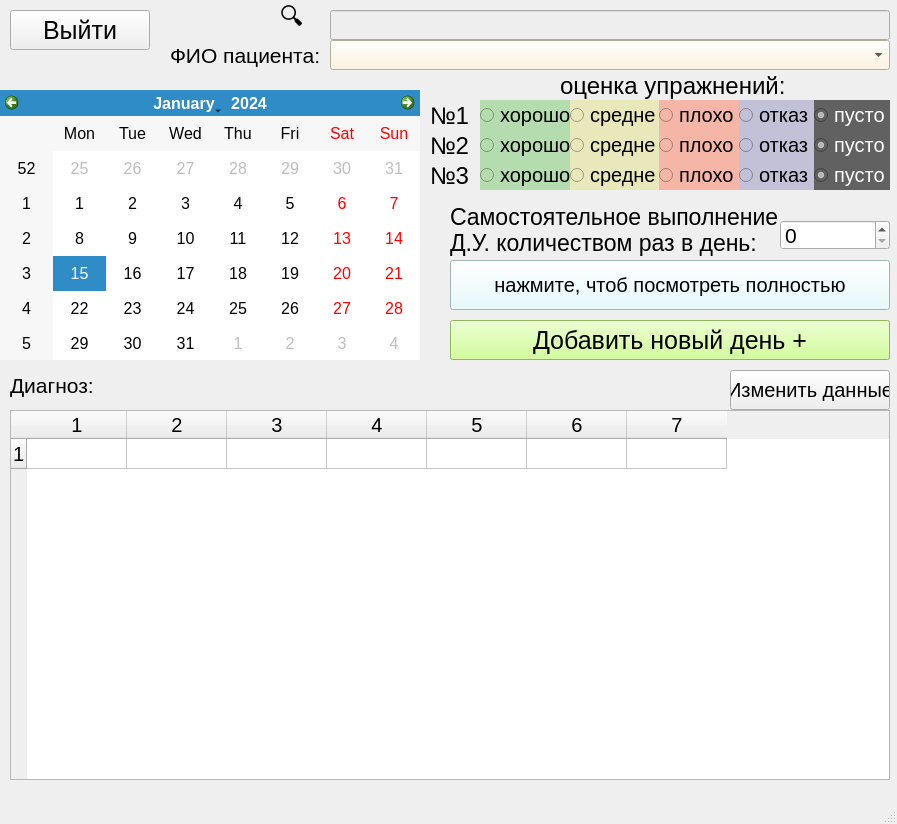
Above: data/design/form_adding_procedures.ui from PolkovnikovPavel/collection_lfk before the change. Below: the same form after it.
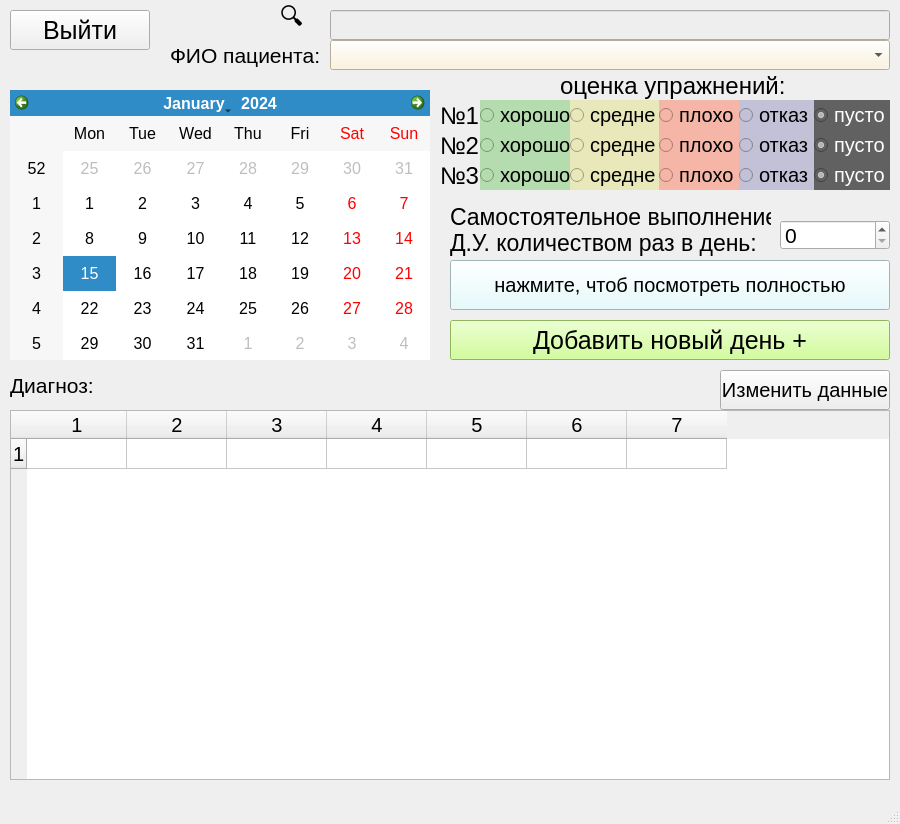
That is the form after the change.

Commit message: version 1.4 (when changing the window size in adding procedures, all widgets change, the report for the day is also corrected (sorting by name) + display of the operation date)

What changed in the file:
```diff
--- a/data/design/form_adding_procedures.ui
+++ b/data/design/form_adding_procedures.ui
@@ -6,7 +6,7 @@
    <rect>
     <x>0</x>
     <y>0</y>
-    <width>897</width>
+    <width>900</width>
     <height>824</height>
    </rect>
   </property>
@@ -154,7 +154,7 @@
    <widget class="QCalendarWidget" name="choice_date">
     <property name="geometry">
      <rect>
-      <x>0</x>
+      <x>10</x>
       <y>90</y>
       <width>420</width>
       <height>270</height>
@@ -207,7 +207,7 @@
      <rect>
       <x>450</x>
       <y>200</y>
-      <width>370</width>
+      <width>321</width>
       <height>60</height>
      </rect>
     </property>
@@ -551,7 +551,7 @@
    <widget class="QLabel" name="label_8">
     <property name="geometry">
      <rect>
-      <x>430</x>
+      <x>440</x>
       <y>100</y>
       <width>40</width>
       <height>31</height>
@@ -569,7 +569,7 @@
    <widget class="QLabel" name="label_9">
     <property name="geometry">
      <rect>
-      <x>430</x>
+      <x>440</x>
       <y>130</y>
       <width>40</width>
       <height>31</height>
@@ -587,7 +587,7 @@
    <widget class="QLabel" name="label_10">
     <property name="geometry">
      <rect>
-      <x>430</x>
+      <x>440</x>
       <y>160</y>
       <width>40</width>
       <height>31</height>
@@ -646,7 +646,7 @@
      <rect>
       <x>10</x>
       <y>370</y>
-      <width>720</width>
+      <width>710</width>
       <height>31</height>
      </rect>
     </property>
@@ -662,9 +662,9 @@
    <widget class="QPushButton" name="chenge_data_of_patient">
     <property name="geometry">
      <rect>
-      <x>730</x>
+      <x>720</x>
       <y>370</y>
-      <width>160</width>
+      <width>170</width>
       <height>40</height>
      </rect>
     </property>
```
Left out of the diff: 2 changed lines with no effect on the pictures. The commit also changes 15 other files.
